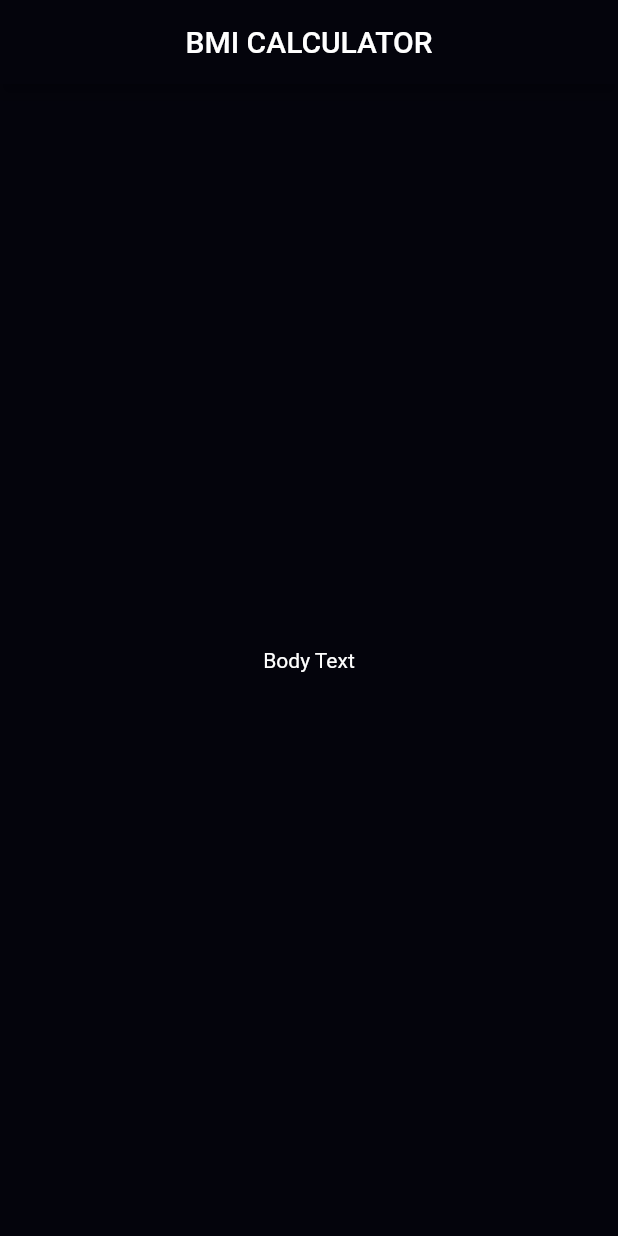
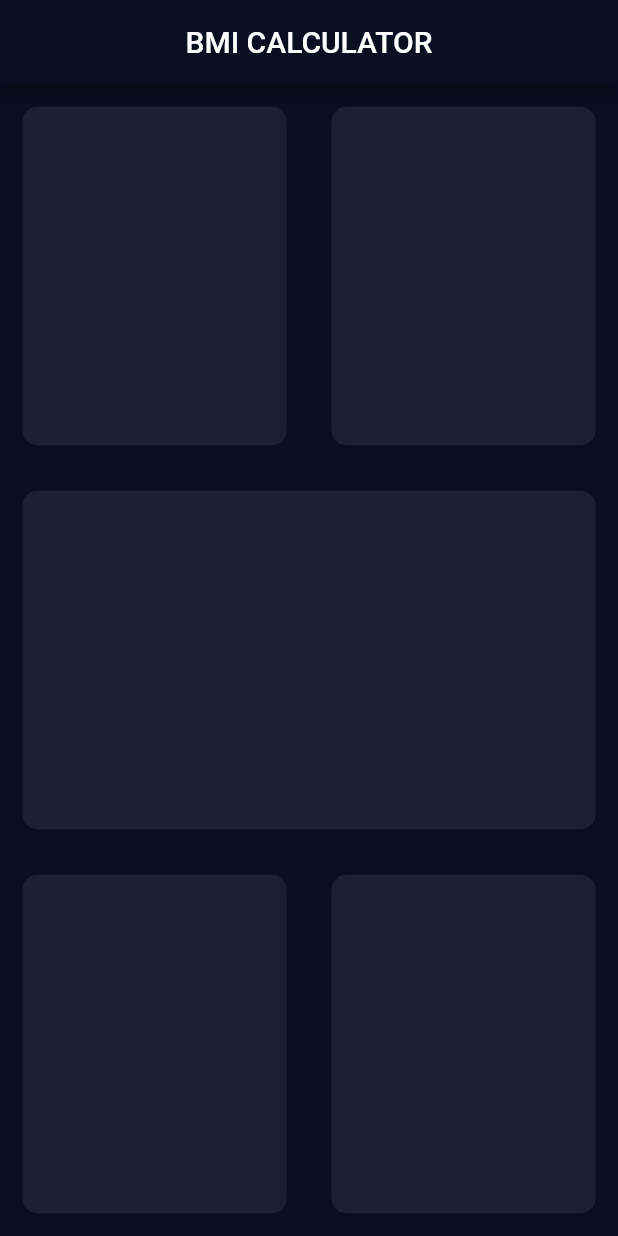
Before and after one commit to CylonSam/bmi-calculator-flutter, a Flutter app: the screen it shows after launch, on a phone screen of 412 x 824 dp. Run offline on Flutter 3.47's test engine with Material 2 defaults, Android fonts, the phone set to English and light mode, and no system bars.

Commit message:
Create reusable card

```diff
--- a/lib/input_page.dart
+++ b/lib/input_page.dart
@@ -11,11 +11,63 @@ class _InputPageState extends State<InputPage> {
   @override
   Widget build(BuildContext context) {
     return Scaffold(
-        appBar: AppBar(
-          title: Center(child: Text('BMI CALCULATOR')),
-        ),
-        body: Center(
-          child: Text('Body Text'),
+      appBar: AppBar(
+        title: Center(child: Text('BMI CALCULATOR')),
+      ),
+      body: Column(
+        children: [
+          Expanded(
+            child: Row(
+              children: [
+                Expanded(
+                  child: ReusableCard(colour: Color(0xFF1D1E33),),
+                ),
+                Expanded(
+                  child: ReusableCard(colour: Color(0xFF1D1E33)),
+                ),
+              ],
+            ),
+          ),
+          Expanded(
+            child: Row(
+              children: [
+                Expanded(
+                  child: ReusableCard(colour: Color(0xFF1D1E33)),
+                ),
+              ],
+            ),
+          ),
+          Expanded(
+            child: Row(
+              mainAxisAlignment: MainAxisAlignment.spaceEvenly,
+              children: [
+                Expanded(
+                  child: ReusableCard(colour: Color(0xFF1D1E33)),
+                ),
+                Expanded(
+                  child: ReusableCard(colour: Color(0xFF1D1E33)),
+                ),
+              ],
+            ),
+          ),
+        ],
+      ),
+    );
+  }
+}
+
+class ReusableCard extends StatelessWidget {
+  ReusableCard({@required this.colour});
+
+  final Color? colour;
+
+  @override
+  Widget build(BuildContext context) {
+    return Container(
+        margin: EdgeInsets.all(15),
+        decoration: BoxDecoration(
+          borderRadius: BorderRadius.circular(10),
+          color: colour,
         ));
   }
 }
--- a/lib/main.dart
+++ b/lib/main.dart
@@ -10,8 +10,8 @@ class MyApp extends StatelessWidget {
   Widget build(BuildContext context) {
     return MaterialApp(
       theme: ThemeData.dark().copyWith(
-          primaryColor: Color(0xFF04040C),
-          scaffoldBackgroundColor: Color(0xFF04040C)),
+          primaryColor: Color(0xFF0A0E20),
+          scaffoldBackgroundColor: Color(0xFF0A0E20)),
       home: InputPage(),
     );
   }
```
